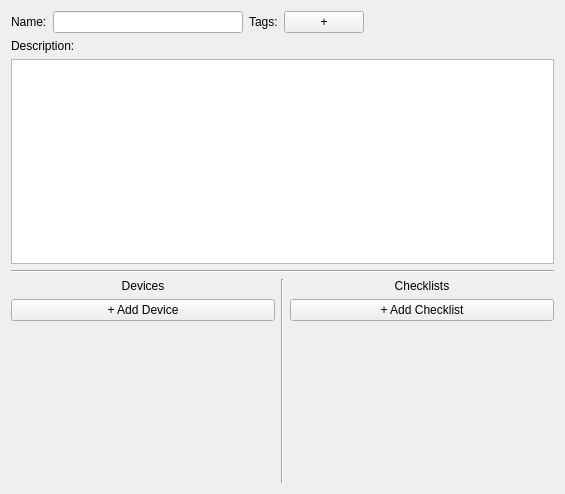
Above: atef/ui/config_group.ui from pcdshub/atef before the change. Below: the same form after it.
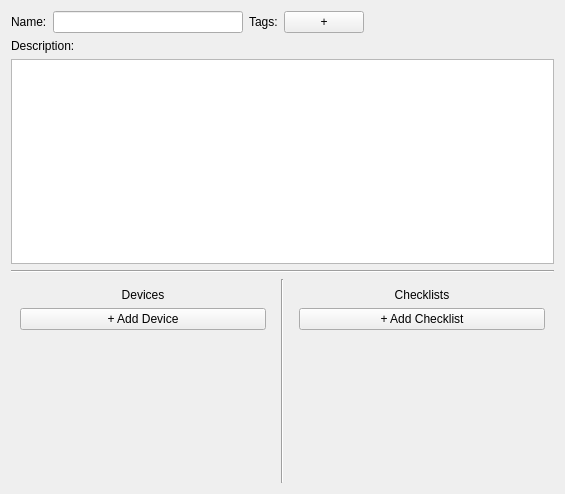
That is the form after the change.

Commit message: ENH: add name/desc links and features to group widget

Diff of the .ui file:
```diff
--- a/atef/ui/config_group.ui
+++ b/atef/ui/config_group.ui
@@ -78,9 +78,10 @@
       <number>0</number>
      </property>
      <item>
-      <layout class="QVBoxLayout" name="verticalLayout_4">
+      <widget class="QWidget" name="devices_container" native="true">
+       <layout class="QVBoxLayout" name="devices_layout">
        <property name="bottomMargin">
-        <number>0</number>
+         <number>1</number>
        </property>
        <item>
         <widget class="QLabel" name="label_4">
@@ -93,7 +94,7 @@
         </widget>
        </item>
        <item>
-        <widget class="QPushButton" name="pushButton">
+         <widget class="QPushButton" name="add_device_button">
          <property name="text">
           <string>+ Add Device</string>
          </property>
@@ -113,6 +114,7 @@
         </spacer>
        </item>
       </layout>
+      </widget>
      </item>
      <item>
       <widget class="Line" name="line">
@@ -122,9 +124,10 @@
       </widget>
      </item>
      <item>
-      <layout class="QVBoxLayout" name="verticalLayout_3">
+      <widget class="QWidget" name="checklist_container" native="true">
+       <layout class="QVBoxLayout" name="checklist_layout">
        <property name="bottomMargin">
-        <number>0</number>
+         <number>1</number>
        </property>
        <item>
         <widget class="QLabel" name="label_5">
@@ -137,7 +140,7 @@
         </widget>
        </item>
        <item>
-        <widget class="QPushButton" name="pushButton_3">
+         <widget class="QPushButton" name="add_checklist_button">
          <property name="text">
           <string>+ Add Checklist</string>
          </property>
@@ -157,6 +160,7 @@
         </spacer>
        </item>
       </layout>
+      </widget>
      </item>
     </layout>
    </item>
```
Left out of the diff: 8 changed lines with no effect on the pictures. Lines whose indentation alone changed are shown as unchanged. The commit also changes 1 other file.
